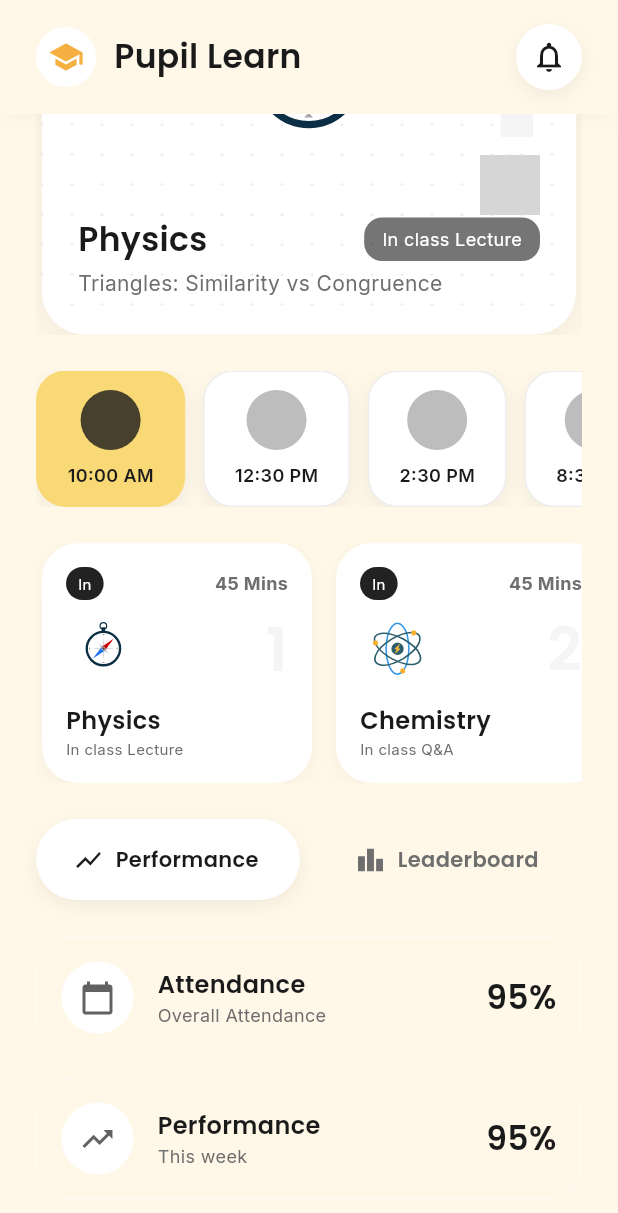
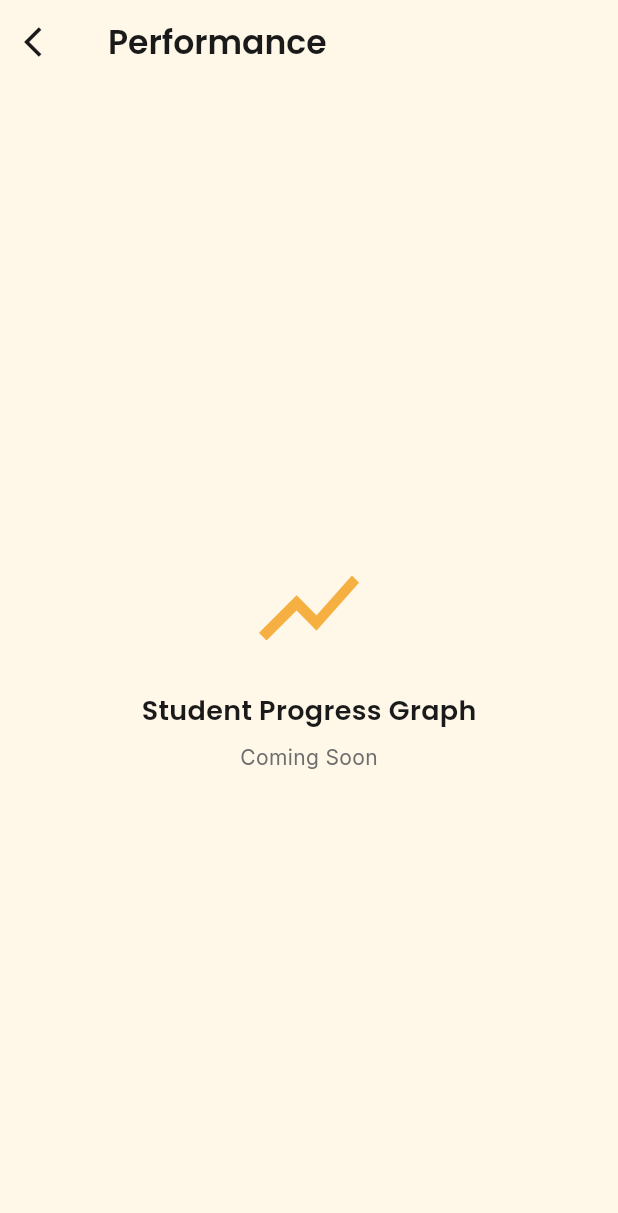
Before and after one commit to Aatif70/Assignment-2---Pmyb-School, a Flutter app: the screen it shows after launch, scrolled down 479 dp, after a tap on "Performance", on a phone screen of 412 x 824 dp. Shown: the top 1213 px of the screen. Run offline on Flutter 3.47's test engine with Material 3 defaults, Android fonts, the phone set to English and light mode, and no system bars; our stand-ins replace flutter_svg, google_fonts, lottie; grey boxes are pictures that could not be loaded.

```diff
--- a/lib/core/utils/mock_data.dart
+++ b/lib/core/utils/mock_data.dart
@@ -50,7 +50,7 @@ class MockData {
       status: 'Live Now',
       category: 'In class Lecture',
       instructorName: 'Dr. Smith',
-      instructorAvatar: 'assets/avatars/student.png', // Reusing for now
+      instructorAvatar: 'assets/lottie/user_profile.json',
     ),
     Session(
       id: '2',
@@ -61,7 +61,7 @@ class MockData {
       status: 'Upcoming',
       category: 'In class Q&A',
       instructorName: 'Prof. Johnson',
-      instructorAvatar: 'assets/avatars/student.png',
+      instructorAvatar: 'assets/lottie/user_profile.json',
     ),
     Session(
       id: '3',
@@ -72,7 +72,7 @@ class MockData {
       status: 'Upcoming',
       category: 'After Hour Session',
       instructorName: 'Mr. Brown',
-      instructorAvatar: 'assets/avatars/student.png',
+      instructorAvatar: 'assets/lottie/user_profile.json',
     ),
     Session(
       id: '4',
@@ -83,7 +83,7 @@ class MockData {
       status: 'Completed',
       category: 'In class Lecture',
       instructorName: 'Mrs. Davis',
-      instructorAvatar: 'assets/avatars/student.png',
+      instructorAvatar: 'assets/lottie/user_profile.json',
     ),
   ];
 
--- a/lib/ui/screens/dashboard_page.dart
+++ b/lib/ui/screens/dashboard_page.dart
@@ -13,15 +13,58 @@ import '../widgets/button_capsule.dart';
 import '../widgets/stat_card.dart';
 import '../widgets/subject_carousel.dart';
 import '../../core/utils/mock_data.dart';
+import 'performance_page.dart';
+import 'leaderboard_page.dart';
 
-class DashboardPage extends StatelessWidget {
+class DashboardPage extends StatefulWidget {
   const DashboardPage({super.key});
 
   @override
+  State<DashboardPage> createState() => _DashboardPageState();
+}
+
+class _DashboardPageState extends State<DashboardPage> with SingleTickerProviderStateMixin {
+  late PageController _pageController;
+  late AnimationController _fadeController;
+  late Animation<double> _fadeAnimation;
+
+  @override
+  void initState() {
+    super.initState();
+    _pageController = PageController(viewportFraction: 0.9);
+    _fadeController = AnimationController(
+      vsync: this,
+      duration: const Duration(milliseconds: 800),
+    );
+    _fadeAnimation = CurvedAnimation(parent: _fadeController, curve: Curves.easeOut);
+    _fadeController.forward();
+  }
+
+  @override
+  void dispose() {
+    _pageController.dispose();
+    _fadeController.dispose();
+    super.dispose();
+  }
+
+  @override
   Widget build(BuildContext context) {
+    // Sync PageController with Provider
+    final provider = Provider.of<DashboardProvider>(context);
+    if (_pageController.hasClients &&
+        (_pageController.page?.round() ?? 0) != provider.selectedSessionIndex) {
+      _pageController.animateToPage(
+        provider.selectedSessionIndex,
+        duration: const Duration(milliseconds: 500),
+        curve: Curves.easeOutCubic,
+      );
+    }
+
     return Scaffold(
       backgroundColor: AppColors.softCream,
-      body: SafeArea(
+      body: FadeTransition(
+        opacity: _fadeAnimation,
+        child: SafeArea(
           child: Column(
             children: [
               const TopAppBar(),
@@ -46,6 +89,7 @@ class DashboardPage extends StatelessWidget {
             ],
           ),
         ),
+      ),
     );
   }
 
@@ -53,66 +97,19 @@ class DashboardPage extends StatelessWidget {
     return Column(
       crossAxisAlignment: CrossAxisAlignment.start,
       children: [
-        // 1. Profile Card ("Hi Arav")
         ProfileCard(student: MockData.student),
         const SizedBox(height: 24),
-
-        // 2. Day Selector
         const DaySelector(),
         const SizedBox(height: 24),
-
-        // 3. Current Period Swipeable Cards
         _buildSessionPageView(provider),
         const SizedBox(height: 24),
-
-        // 4. Time Slot Cards
         _buildTimeSlots(provider),
         const SizedBox(height: 24),
-
-        // 5. Upcoming Classes Card (Subject Carousel)
         SubjectCarousel(sessions: provider.sessions),
         const SizedBox(height: 24),
-
-        // 6. Student Performance and Leaderboard Options
-        Row(
-          children: [
-            Expanded(
-              child: ButtonCapsule(
-                text: 'Performance',
-                icon: Icons.show_chart,
-                isSelected: provider.selectedTab == 'Performance',
-                onTap: () => provider.selectTab('Performance'),
-              ),
-            ),
-            const SizedBox(width: 12),
-            Expanded(
-              child: ButtonCapsule(
-                text: 'Leaderboard',
-                icon: Icons.leaderboard,
-                isSelected: provider.selectedTab == 'Leaderboard',
-                onTap: () => provider.selectTab('Leaderboard'),
-              ),
-            ),
-          ],
-        ),
+        _buildActionButtons(context, provider),
         const SizedBox(height: 24),
-
-        // 7. Attendance and Performance
-        StatCard(
-          title: 'Attendance',
-          subtitle: 'Overall Attendance',
-          value: MockData.student.attendance,
-          icon: Icons.calendar_today,
-          iconColor: Colors.grey.shade700,
-        ),
-        const SizedBox(height: 12),
-        StatCard(
-          title: 'Performance',
-          subtitle: 'This week',
-          value: MockData.student.performance,
-          icon: Icons.trending_up,
-          iconColor: Colors.grey.shade700,
-        ),
+        _buildStats(),
       ],
     );
   }
@@ -121,7 +118,6 @@ class DashboardPage extends StatelessWidget {
     return Row(
       crossAxisAlignment: CrossAxisAlignment.start,
       children: [
-        // Left Column (65%)
         Expanded(
           flex: 65,
           child: Column(
@@ -136,50 +132,15 @@ class DashboardPage extends StatelessWidget {
           ),
         ),
         const SizedBox(width: 32),
-        // Right Column (35%)
         Expanded(
           flex: 35,
           child: Column(
             children: [
               ProfileCard(student: MockData.student),
               const SizedBox(height: 24),
-              Row(
-                children: [
-                  Expanded(
-                    child: ButtonCapsule(
-                      text: 'Performance',
-                      icon: Icons.show_chart,
-                      isSelected: provider.selectedTab == 'Performance',
-                      onTap: () => provider.selectTab('Performance'),
-                    ),
-                  ),
-                  const SizedBox(width: 12),
-                  Expanded(
-                    child: ButtonCapsule(
-                      text: 'Leaderboard',
-                      icon: Icons.leaderboard,
-                      isSelected: provider.selectedTab == 'Leaderboard',
-                      onTap: () => provider.selectTab('Leaderboard'),
-                    ),
-                  ),
-                ],
-              ),
+              _buildActionButtons(context, provider),
               const SizedBox(height: 24),
-              StatCard(
-                title: 'Attendance',
-                subtitle: 'Overall Attendance',
-                value: MockData.student.attendance,
-                icon: Icons.calendar_today,
-                iconColor: Colors.grey.shade700,
-              ),
-              const SizedBox(height: 12),
-              StatCard(
-                title: 'Performance',
-                subtitle: 'This week',
-                value: MockData.student.performance,
-                icon: Icons.trending_up,
-                iconColor: Colors.grey.shade700,
-              ),
+              _buildStats(),
               const SizedBox(height: 24),
               SubjectCarousel(sessions: provider.sessions),
             ],
@@ -193,11 +154,29 @@ class DashboardPage extends StatelessWidget {
     return SizedBox(
       height: 320,
       child: PageView.builder(
+        controller: _pageController,
         onPageChanged: (index) => provider.selectSession(index),
         itemCount: provider.sessions.length,
         itemBuilder: (context, index) {
           final session = provider.sessions[index];
-          return SessionCard(session: session);
+          return AnimatedBuilder(
+            animation: _pageController,
+            builder: (context, child) {
+              double value = 1.0;
+              if (_pageController.position.haveDimensions) {
+                value = _pageController.page! - index;
+                value = (1 - (value.abs() * 0.1)).clamp(0.9, 1.0);
+              }
+              return Transform.scale(
+                scale: value,
+                child: Opacity(
+                  opacity: value,
+                  child: child,
+                ),
+              );
+            },
+            child: SessionCard(session: session),
+          );
         },
       ),
     );
@@ -220,6 +199,64 @@ class DashboardPage extends StatelessWidget {
           );
         }).toList(),
       ),
+    );
+  }
+
+  Widget _buildActionButtons(BuildContext context, DashboardProvider provider) {
+    return Row(
+      children: [
+        Expanded(
+          child: ButtonCapsule(
+            text: 'Performance',
+            icon: Icons.show_chart,
+            isSelected: provider.selectedTab == 'Performance',
+            onTap: () {
+              provider.selectTab('Performance');
+              Navigator.push(
+                context,
+                MaterialPageRoute(builder: (context) => const PerformancePage()),
+              );
+            },
+          ),
+        ),
+        const SizedBox(width: 12),
+        Expanded(
+          child: ButtonCapsule(
+            text: 'Leaderboard',
+            icon: Icons.leaderboard,
+            isSelected: provider.selectedTab == 'Leaderboard',
+            onTap: () {
+              provider.selectTab('Leaderboard');
+              Navigator.push(
+                context,
+                MaterialPageRoute(builder: (context) => const LeaderboardPage()),
+              );
+            },
+          ),
+        ),
+      ],
+    );
+  }
+
+  Widget _buildStats() {
+    return Column(
+      children: [
+        StatCard(
+          title: 'Attendance',
+          subtitle: 'Overall Attendance',
+          value: MockData.student.attendance,
+          icon: Icons.calendar_today,
+          iconColor: Colors.grey.shade700,
+        ),
+        const SizedBox(height: 12),
+        StatCard(
+          title: 'Performance',
+          subtitle: 'This week',
+          value: MockData.student.performance,
+          icon: Icons.trending_up,
+          iconColor: Colors.grey.shade700,
+        ),
+      ],
     );
   }
 }
--- /dev/null
+++ b/lib/ui/screens/leaderboard_page.dart
@@ -0,0 +1,35 @@
+import 'package:flutter/material.dart';
+import '../../core/theme/colors.dart';
+import '../../core/theme/text_styles.dart';
+
+class LeaderboardPage extends StatelessWidget {
+  const LeaderboardPage({super.key});
+
+  @override
+  Widget build(BuildContext context) {
+    return Scaffold(
+      backgroundColor: AppColors.softCream,
+      appBar: AppBar(
+        title: Text('Leaderboard', style: AppTextStyles.heading2),
+        backgroundColor: Colors.transparent,
+        elevation: 0,
+        leading: IconButton(
+          icon: const Icon(Icons.arrow_back_ios, color: AppColors.darkText),
+          onPressed: () => Navigator.pop(context),
+        ),
+      ),
+      body: Center(
+        child: Column(
+          mainAxisAlignment: MainAxisAlignment.center,
+          children: [
+            const Icon(Icons.leaderboard, size: 80, color: AppColors.accentBlue),
+            const SizedBox(height: 16),
+            Text('Class Rankings', style: AppTextStyles.heading3),
+            const SizedBox(height: 8),
+            Text('Coming Soon', style: AppTextStyles.bodyMedium),
+          ],
+        ),
+      ),
+    );
+  }
+}
--- /dev/null
+++ b/lib/ui/screens/performance_page.dart
@@ -0,0 +1,35 @@
+import 'package:flutter/material.dart';
+import '../../core/theme/colors.dart';
+import '../../core/theme/text_styles.dart';
+
+class PerformancePage extends StatelessWidget {
+  const PerformancePage({super.key});
+
+  @override
+  Widget build(BuildContext context) {
+    return Scaffold(
+      backgroundColor: AppColors.softCream,
+      appBar: AppBar(
+        title: Text('Performance', style: AppTextStyles.heading2),
+        backgroundColor: Colors.transparent,
+        elevation: 0,
+        leading: IconButton(
+          icon: const Icon(Icons.arrow_back_ios, color: AppColors.darkText),
+          onPressed: () => Navigator.pop(context),
+        ),
+      ),
+      body: Center(
+        child: Column(
+          mainAxisAlignment: MainAxisAlignment.center,
+          children: [
+            const Icon(Icons.show_chart, size: 80, color: AppColors.primaryOrange),
+            const SizedBox(height: 16),
+            Text('Student Progress Graph', style: AppTextStyles.heading3),
+            const SizedBox(height: 8),
+            Text('Coming Soon', style: AppTextStyles.bodyMedium),
+          ],
+        ),
+      ),
+    );
+  }
+}
--- a/lib/ui/widgets/button_capsule.dart
+++ b/lib/ui/widgets/button_capsule.dart
@@ -24,34 +24,36 @@ class ButtonCapsule extends StatelessWidget {
         duration: const Duration(milliseconds: 300),
         padding: const EdgeInsets.symmetric(horizontal: 24, vertical: 16),
         decoration: BoxDecoration(
-          color: isSelected ? AppColors.cardWhite : AppColors.softCream,
+          color: isSelected ? AppColors.primaryYellow : Colors.white,
           borderRadius: BorderRadius.circular(30),
           border: Border.all(
-            color: isSelected ? Colors.transparent : Colors.transparent,
+            color: isSelected ? Colors.transparent : Colors.grey.shade200,
           ),
-          boxShadow: isSelected
-              ? [
-                  BoxShadow(
-                    color: Colors.black.withOpacity(0.05),
-                    blurRadius: 10,
-                    offset: const Offset(0, 4),
-                  )
-                ]
-              : [],
+          boxShadow: [
+            BoxShadow(
+              color: isSelected
+                  ? AppColors.primaryYellow.withOpacity(0.4)
+                  : Colors.black.withOpacity(0.05),
+              blurRadius: isSelected ? 12 : 8,
+              offset: const Offset(0, 4),
+            )
+          ],
         ),
         child: Row(
           mainAxisSize: MainAxisSize.min,
+          mainAxisAlignment: MainAxisAlignment.center,
           children: [
             Icon(
               icon,
               size: 20,
-              color: isSelected ? AppColors.darkText : AppColors.greyText,
+              color: AppColors.darkText,
             ),
             const SizedBox(width: 8),
             Text(
               text,
               style: AppTextStyles.buttonText.copyWith(
-                color: isSelected ? AppColors.darkText : AppColors.greyText,
+                color: AppColors.darkText,
+                fontWeight: FontWeight.w600,
               ),
             ),
           ],
--- a/lib/ui/widgets/day_selector.dart
+++ b/lib/ui/widgets/day_selector.dart
@@ -30,7 +30,7 @@ class DaySelector extends StatelessWidget {
             onTap: () => provider.selectDate(date),
             child: AnimatedContainer(
               duration: const Duration(milliseconds: 300),
-              curve: Curves.easeOutBack,
+              curve: Curves.easeOut,
               width: 60,
               decoration: BoxDecoration(
                 color: isSelected ? AppColors.primaryYellow : Colors.transparent,
@@ -39,15 +39,20 @@ class DaySelector extends StatelessWidget {
                   color: isSelected ? Colors.transparent : Colors.grey.shade300,
                   width: 1,
                 ),
-                boxShadow: isSelected
-                    ? [
-                        BoxShadow(
-                          color: AppColors.primaryYellow.withOpacity(0.4),
-                          blurRadius: 10,
-                          offset: const Offset(0, 4),
-                        )
-                      ]
-                    : [],
+                boxShadow: [
+                  if (isSelected)
+                    BoxShadow(
+                      color: AppColors.primaryYellow.withOpacity(0.4),
+                      blurRadius: 10,
+                      offset: const Offset(0, 4),
+                    )
+                  else
+                    const BoxShadow(
+                      color: Colors.transparent,
+                      blurRadius: 0,
+                      offset: Offset.zero,
+                    ),
+                ],
               ),
               child: Column(
                 mainAxisAlignment: MainAxisAlignment.center,
--- a/lib/ui/widgets/session_card.dart
+++ b/lib/ui/widgets/session_card.dart
@@ -150,10 +150,19 @@ class SessionCard extends StatelessWidget {
           Positioned(
             right: 24,
             bottom: 80,
-            child: CircleAvatar(
-              radius: 20,
-              backgroundImage: AssetImage(session.instructorAvatar),
-              backgroundColor: Colors.grey.shade300,
+            child: Container(
+              height: 40,
+              width: 40,
+              decoration: BoxDecoration(
+                shape: BoxShape.circle,
+                color: Colors.grey.shade100,
+              ),
+              child: ClipOval(
+                child: Lottie.asset(
+                  session.instructorAvatar,
+                  fit: BoxFit.cover,
+                ),
+              ),
             ),
           ),
         ],
```
Lines whose indentation alone changed are shown as unchanged.
